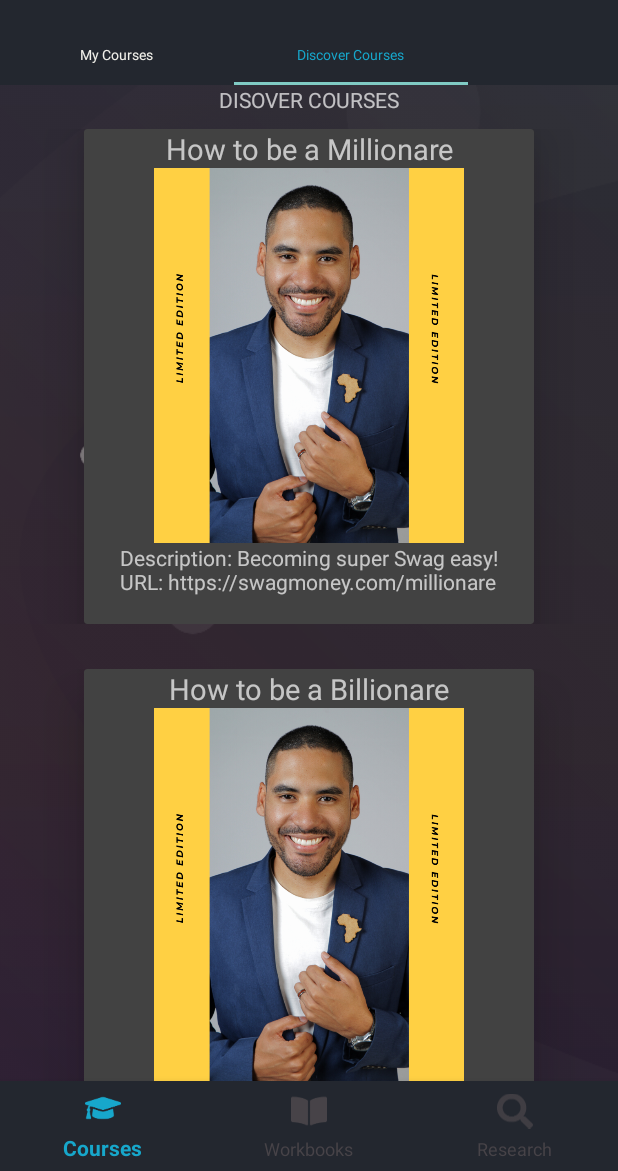
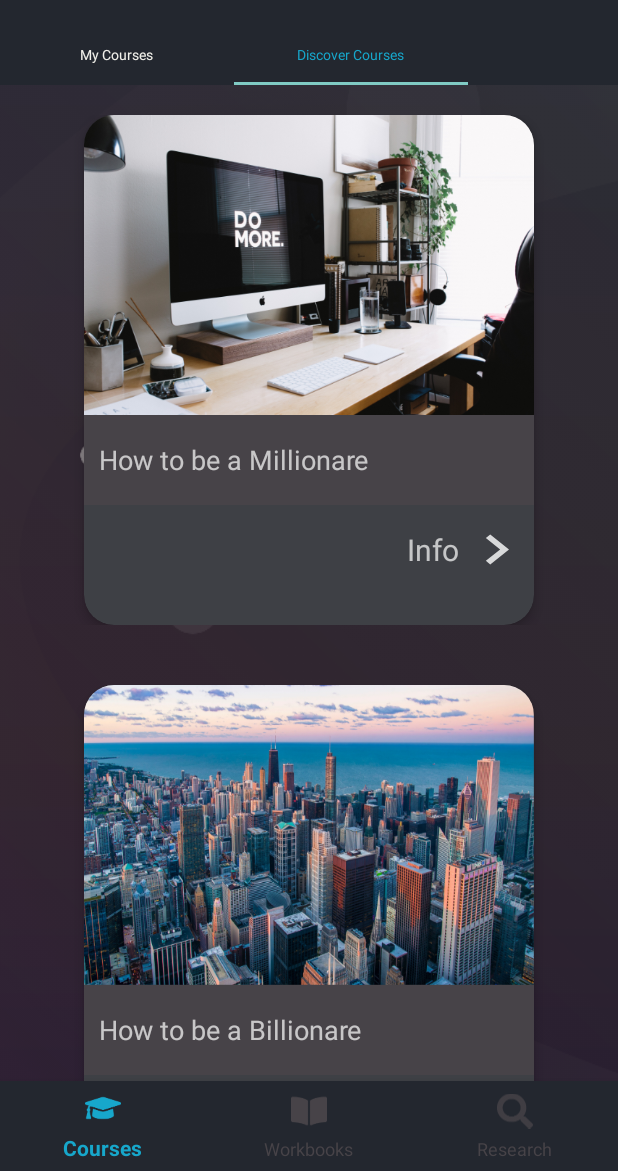
Before and after one commit to bjohnso/RHDigital, an Android app: the screen it shows after launch (CoursesActivity), tab 2 chosen, on a phone screen of 412 x 824 dp, the part 65-1236 px from its top. Run offline under Robolectric (Android 15) with nearby library versions, the phone set to English and light mode, and no system bars; our stand-ins replace Room's generated code.

Commit message:
Restyled Recycler Course Items

```diff
--- a/app/src/main/java/com/example/rhdigital/activities/courses/fragments/DiscoverCoursesFragment.java
+++ b/app/src/main/java/com/example/rhdigital/activities/courses/fragments/DiscoverCoursesFragment.java
@@ -55,6 +55,9 @@ public class DiscoverCoursesFragment extends Fragment {
 
         // Initialise RecyclerView
         recyclerView.setHasFixedSize(true);
+        recyclerView.setItemViewCacheSize(20);
+        recyclerView.setDrawingCacheEnabled(true);
+        recyclerView.setDrawingCacheQuality(View.DRAWING_CACHE_QUALITY_HIGH);
         recyclerView.setLayoutManager(new LinearLayoutManager(view.getContext()));
         recyclerView.setAdapter(coursesRecyclerViewAdapter);
 
--- a/app/src/main/java/com/example/rhdigital/database/RHDatabase.java
+++ b/app/src/main/java/com/example/rhdigital/database/RHDatabase.java
@@ -12,7 +12,7 @@ import androidx.sqlite.db.SupportSQLiteDatabase;
 import com.example.rhdigital.database.DAO.CourseDAO;
 import com.example.rhdigital.database.model.Course;
 
-@Database(entities = {Course.class}, version = 1)
+@Database(entities = {Course.class}, version = 2)
 public abstract class RHDatabase extends RoomDatabase {
 
     private static volatile RHDatabase INSTANCE;
@@ -25,6 +25,7 @@ public abstract class RHDatabase extends RoomDatabase {
                     INSTANCE = Room.databaseBuilder(context.getApplicationContext(),
                             RHDatabase.class, "RHDatabase")
                             .addCallback(roomDatabaseCallback)
+                            .fallbackToDestructiveMigration()
                             .build();
                 }
             }
@@ -53,21 +54,25 @@ public abstract class RHDatabase extends RoomDatabase {
             courseDAO.insert(
                     new Course("How to be a Millionare",
                             "Becoming super Swag easy!",
+                            "stock1",
                             "https://swagmoney.com/millionare")
             );
             courseDAO.insert(
                     new Course("How to be a Billionare",
                             "Becoming super Swag easy!",
+                            "stock2",
                             "https://swagmoney.com/millionare")
             );
             courseDAO.insert(
                     new Course("How to be a Trillionare",
                             "Becoming super Swag easy!",
+                            "stock3",
                             "https://swagmoney.com/millionare")
             );
             courseDAO.insert(
                     new Course("How to be a Quadrillionare",
                             "Becoming super Swag easy!",
+                            "stock4",
                             "https://swagmoney.com/millionare")
             );
             return null;
--- a/app/src/main/java/com/example/rhdigital/database/model/Course.java
+++ b/app/src/main/java/com/example/rhdigital/database/model/Course.java
@@ -19,12 +19,17 @@ public class Course {
     private String description;
 
     @NonNull
+    @ColumnInfo(name= "thumb")
+    private String thumb;
+
+    @NonNull
     @ColumnInfo(name = "videoURL")
     private String videoURL;
 
-    public Course(@NonNull String name, @NonNull String description, @NonNull String videoURL) {
+    public Course(@NonNull String name, @NonNull String description, @NonNull String thumb, @NonNull String videoURL) {
         this.name = name;
         this.description = description;
+        this.thumb = thumb;
         this.videoURL = videoURL;
     }
 
@@ -40,6 +45,11 @@ public class Course {
     @NonNull
     public String getName() {
         return name;
+    }
+
+    @NonNull
+    public String getThumb() {
+        return thumb;
     }
 
     @NonNull
@@ -59,6 +69,10 @@ public class Course {
         this.name = name;
     }
 
+    public void setThumb(@NonNull String thumb) {
+        this.thumb = thumb;
+    }
+
     public void setVideoURL(@NonNull String videoURL) {
         this.videoURL = videoURL;
     }
--- a/app/src/main/java/com/example/rhdigital/ui/adapters/CoursesRecyclerViewAdapter.java
+++ b/app/src/main/java/com/example/rhdigital/ui/adapters/CoursesRecyclerViewAdapter.java
@@ -4,21 +4,20 @@ import android.content.Context;
 import android.view.LayoutInflater;
 import android.view.View;
 import android.view.ViewGroup;
+import android.widget.ImageView;
 import android.widget.TextView;
 
 import androidx.annotation.NonNull;
-import androidx.cardview.widget.CardView;
 import androidx.recyclerview.widget.RecyclerView;
 
 import com.example.rhdigital.R;
 import com.example.rhdigital.database.model.Course;
 
-import org.w3c.dom.Text;
-
 import java.util.List;
 
 public class CoursesRecyclerViewAdapter extends RecyclerView.Adapter<CoursesRecyclerViewAdapter.CoursesViewHolder> {
     private List<Course> courses;
+    private ViewGroup parent;
 
     public CoursesRecyclerViewAdapter() {
     }
@@ -27,6 +26,7 @@ public class CoursesRecyclerViewAdapter extends RecyclerView.Adapter<CoursesRecy
     @Override
     public CoursesRecyclerViewAdapter.CoursesViewHolder onCreateViewHolder(@NonNull ViewGroup parent, int viewType) {
         LayoutInflater inflater = LayoutInflater.from(parent.getContext());
+        this.parent = parent;
         View view = inflater.inflate(R.layout.courses_recyclerview_item, parent, false);
         return new CoursesViewHolder(view);
     }
@@ -36,9 +36,10 @@ public class CoursesRecyclerViewAdapter extends RecyclerView.Adapter<CoursesRecy
         if (courses != null) {
             Course course = courses.get(position);
             holder.headerView.setText(course.getName());
-            holder.textView.setText("Description: " + course.getDescription() + "\nURL: " + course.getVideoURL());
+            int id = parent.getResources().getIdentifier(course.getThumb(), "drawable", parent.getContext().getPackageName());
+            holder.imageView.setImageResource(id);
         } else {
-            holder.textView.setText("No Courses");
+
         }
     }
 
@@ -55,12 +56,12 @@ public class CoursesRecyclerViewAdapter extends RecyclerView.Adapter<CoursesRecy
     }
 
     public static class CoursesViewHolder extends RecyclerView.ViewHolder {
-        private TextView textView;
         private TextView headerView;
+        private ImageView imageView;
 
         public CoursesViewHolder(@NonNull View itemView) {
             super(itemView);
-            textView = itemView.findViewById(R.id.courses_text_item);
+            imageView = itemView.findViewById(R.id.courses_card_item_image_view);
             headerView = itemView.findViewById(R.id.courses_text_header_item);
         }
     }
--- /dev/null
+++ b/app/src/main/res/drawable-anydpi/ic_arrow_right.xml
@@ -0,0 +1,11 @@
+<vector xmlns:android="http://schemas.android.com/apk/res/android"
+    android:width="24dp"
+    android:height="24dp"
+    android:viewportWidth="24"
+    android:viewportHeight="24"
+    android:tint="#FFFFFF"
+    android:alpha="0.8">
+    <path
+        android:fillColor="#FF000000"
+        android:pathData="M8.59,16.34l4.58,-4.59 -4.58,-4.59L10,5.75l6,6 -6,6z"/>
+</vector>
--- a/app/src/main/res/layout/courses_recyclerview_item.xml
+++ b/app/src/main/res/layout/courses_recyclerview_item.xml
@@ -2,48 +2,84 @@
 <androidx.constraintlayout.widget.ConstraintLayout
     xmlns:android="http://schemas.android.com/apk/res/android"
     xmlns:app="http://schemas.android.com/apk/res-auto"
-    xmlns:tools="http://schemas.android.com/tools"
     android:layout_width="match_parent"
     android:layout_height="wrap_content"
     android:paddingBottom="20dp"
-    android:paddingTop="10dp">
-
+    android:paddingTop="20dp">
 
     <androidx.cardview.widget.CardView
         android:id="@+id/courses_card_item"
         android:layout_width="300dp"
-        android:layout_height="330dp"
+        android:layout_height="wrap_content"
         app:layout_constraintBottom_toBottomOf="parent"
         app:layout_constraintEnd_toEndOf="parent"
         app:layout_constraintStart_toStartOf="parent"
         app:layout_constraintTop_toTopOf="parent"
         app:layout_constraintVertical_bias="0.0"
-        app:cardElevation="20dp">
+        app:cardCornerRadius="20dp"
+        app:cardElevation="5dp"
+        app:cardBackgroundColor="@color/lightGrey">
 
         <RelativeLayout
             android:layout_width="match_parent"
-            android:layout_height="match_parent">
-
-            <TextView
-                android:id="@+id/courses_text_header_item"
-                android:layout_width="match_parent"
-                android:layout_height="wrap_content"
-                android:textAlignment="center"
-                android:textSize="19dp"/>
+            android:layout_height="match_parent"
+            android:layout_marginBottom="20dp">
 
             <androidx.appcompat.widget.AppCompatImageView
-                android:layout_below="@+id/courses_text_header_item"
                 android:id="@+id/courses_card_item_image_view"
-                android:src="@drawable/training1"
                 android:layout_width="match_parent"
-                android:layout_height="250dp"/>
+                android:layout_height="200dp"
+                android:scaleType="fitXY"/>
 
-            <TextView
+            <RelativeLayout
                 android:layout_below="@id/courses_card_item_image_view"
-                android:id="@+id/courses_text_item"
-                android:layout_width="wrap_content"
-                android:layout_height="wrap_content"
-                android:layout_centerInParent="true"/>
+                android:id="@+id/courses_card_item_title_holder"
+                android:layout_width="match_parent"
+                android:layout_height="60dp"
+                android:orientation="vertical"
+                android:background="@color/deepGrey">
+
+                <TextView
+                    android:id="@+id/courses_text_header_item"
+                    android:layout_width="wrap_content"
+                    android:layout_height="wrap_content"
+                    android:layout_centerVertical="true"
+                    android:paddingStart="10dp"
+                    android:text="Header"
+                    android:textSize="18dp"/>
+
+            </RelativeLayout>
+
+            <RelativeLayout
+                android:layout_below="@id/courses_card_item_title_holder"
+                android:id="@+id/courses_card_item_view_info"
+                android:layout_width="match_parent"
+                android:layout_height="60dp"
+                android:orientation="horizontal"
+                android:background="@color/lightGrey">
+
+                <TextView
+                    android:layout_width="wrap_content"
+                    android:layout_height="wrap_content"
+                    android:text="Info"
+                    android:layout_gravity="center"
+                    android:fontFamily="sans-serif"
+                    android:layout_toLeftOf="@+id/info_button"
+                    android:layout_centerInParent="true"
+                    android:textSize="20dp"/>
+
+                <ImageButton
+                    android:paddingTop="10dp"
+                    android:paddingBottom="10dp"
+                    android:id="@+id/info_button"
+                    android:layout_width="50dp"
+                    android:layout_height="match_parent"
+                    android:background="@color/lightGrey"
+                    android:scaleType="fitXY"
+                    android:src="@drawable/ic_arrow_right"
+                    android:layout_alignParentRight="true"/>
+
+            </RelativeLayout>
 
         </RelativeLayout>
 
--- a/app/src/main/res/layout/discover_courses_layout.xml
+++ b/app/src/main/res/layout/discover_courses_layout.xml
@@ -2,12 +2,6 @@
 <LinearLayout xmlns:android="http://schemas.android.com/apk/res/android"
     android:orientation="vertical" android:layout_width="match_parent"
     android:layout_height="match_parent">
-
-    <TextView
-        android:layout_width="wrap_content"
-        android:layout_height="wrap_content"
-        android:text="DISOVER COURSES"
-        android:layout_gravity="center"/>
 
     <androidx.recyclerview.widget.RecyclerView
         android:id="@+id/discover_courses_recycler"
--- a/app/src/main/res/values/colors.xml
+++ b/app/src/main/res/values/colors.xml
@@ -7,8 +7,11 @@
     <color name="colorTransWhite">#38ffffff</color>
 
     <color name="offWhite">#F1F0EA</color>
-    <color name="boneWhite"></color>
     <color name="activeBlue">#17A7CB</color>
     <color name="deepGrey">#474348</color>
     <color name="darkBlue">#23272F</color>
+    <color name="lightGrey">#3E4045</color>
+    <color name="royalBlue">#324875</color>
+    <color name="warmBlue">#295E76</color>
+    <color name="yellow">#F8CF42</color>
 </resources>
```
Also changed, not shown: app/src/main/res/drawable-hdpi/ic_arrow_right.png (added), app/src/main/res/drawable-hdpi/stock1.png (added), app/src/main/res/drawable-hdpi/stock2.png (added), app/src/main/res/drawable-hdpi/stock3.png (added), app/src/main/res/drawable-hdpi/stock4.png (added), app/src/main/res/drawable-mdpi/ic_arrow_right.png (added), app/src/main/res/drawable-xhdpi/ic_arrow_right.png (added), app/src/main/res/drawable-xxhdpi/ic_arrow_right.png (added).
